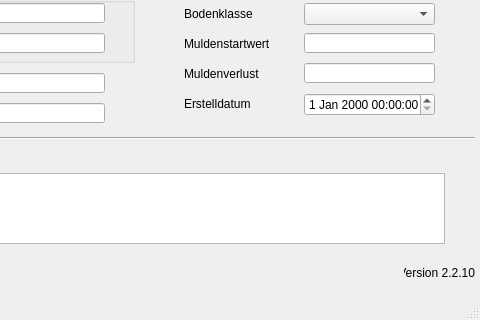
Before: the Qt Designer form qkan/database/templates/abflussparameter.ui in hoettges/QKan, drawn with Qt 5; both pictures show x 156 to 636 and y 87 to 407 of the 636 by 407 pixel window.
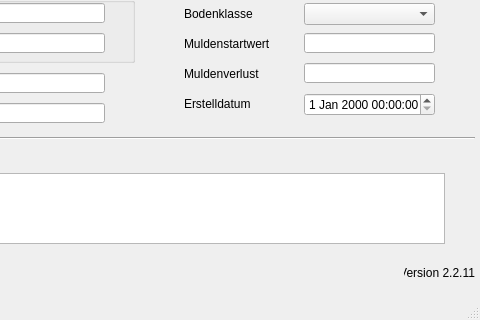
After: the same form once the commit is applied. Custom widgets are drawn as their Qt base class.

Diff of the .ui file:
```diff
--- a/qkan/database/templates/abflussparameter.ui
+++ b/qkan/database/templates/abflussparameter.ui
@@ -296,7 +296,7 @@
      <string>Version QKan Import</string>
     </property>
     <property name="text">
-     <string>Version 2.2.10</string>
+     <string>Version 2.2.11</string>
     </property>
     <property name="alignment">
      <set>Qt::AlignRight|Qt::AlignTrailing|Qt::AlignVCenter</set>
```
